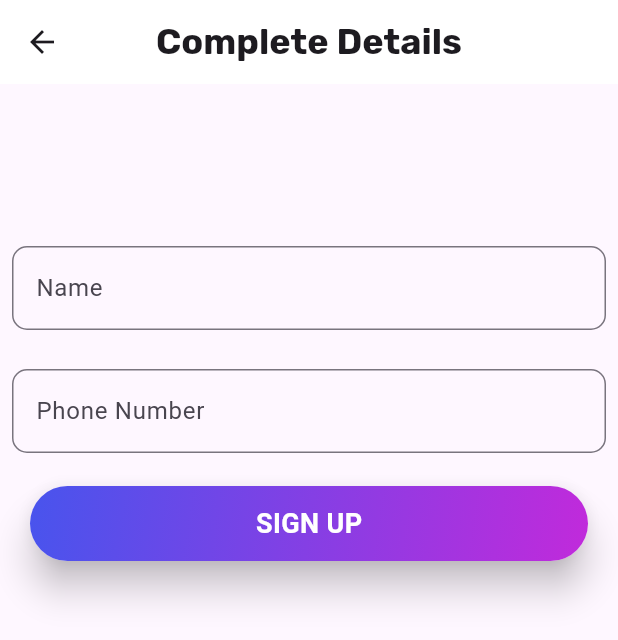
After one commit to H0SAM7/X-Ray, a Flutter app: the AddDetailesView screen opened by its route, on a phone screen of 412 x 824 dp. The commit adds this screen. Shown: the top 640 px of the screen. Run offline on Flutter 3.47's test engine with Material 3 defaults, Android fonts, the light colour scheme and no system bars; our stand-ins replace bloc, cloud_firestore, firebase_auth, firebase_core, firebase_messaging, flutter_bloc and 9 more; missing offline and left inert: flutter_timer_countdown, google_api_availability, tflite_flutter; accounts and stored records are empty; project files that could hold a hidden picture were left out; key blocks and very long unbroken strings in the code were emptied for the run.

Commit message:
finsh My doctor

```diff
--- a/lib/constants.dart
+++ b/lib/constants.dart
@@ -4,5 +4,5 @@
 const int timerCounter = 90;
 
 
-const String modelPath='assets/model_dicom_cancer2.tflite';
+const String modelPath='assets/files/model_dicom_cancer2.tflite';
 const String kSearchHistoryBox='history';
--- a/lib/core/routes/app_routes.dart
+++ b/lib/core/routes/app_routes.dart
@@ -1,6 +1,8 @@
 import 'package:flutter/widgets.dart';
 import 'package:flutter/material.dart';
 import 'package:x_ray2/fetures/ai/views/ml_model.dart';
+import 'package:x_ray2/fetures/auth/presentation/views/add_detailes_view.dart';
+import 'package:x_ray2/fetures/auth/presentation/views/forget_password_view.dart';
 import 'package:x_ray2/fetures/auth/presentation/views/login_view.dart';
 import 'package:x_ray2/fetures/auth/presentation/views/register_view.dart';
 import 'package:x_ray2/fetures/auth/presentation/views/verification_view.dart';
@@ -21,7 +23,8 @@ abstract class AppRoutes {
     ImageClassificationScreen.id: (context) => ImageClassificationScreen(),
     CustomBottomNavigationBar.id: (context) => CustomBottomNavigationBar(),
     HistoryView.id: (context) => HistoryView(),
-        NotifiView.id: (context) => NotifiView(),
-
+    NotifiView.id: (context) => NotifiView(),
+    ForgetPasswordView.id: (context) => ForgetPasswordView(),
+    AddDetailesView.id: (context) => AddDetailesView(),
   };
 }
--- a/lib/fetures/auth/manager/auth_cubit/auth_state.dart
+++ b/lib/fetures/auth/manager/auth_cubit/auth_state.dart
@@ -5,6 +5,7 @@ sealed class AuthState {}
 
 final class AuthInitial extends AuthState {}
 final class AuthSuccess extends AuthState {}
+final class LoginWithGoogle extends AuthState {}
 
 final class AuthFailure extends AuthState {
   final String errMessage;
--- /dev/null
+++ b/lib/fetures/auth/presentation/views/add_detailes_view.dart
@@ -0,0 +1,106 @@
+import 'package:cloud_firestore/cloud_firestore.dart';
+import 'package:flutter/material.dart';
+import 'package:x_ray2/core/errors/failure.dart';
+import 'package:x_ray2/core/utils/app_styles.dart';
+import 'package:x_ray2/fetures/auth/presentation/widgets/custom_text_field.dart';
+import 'package:x_ray2/fetures/auth/presentation/widgets/signup_bottun.dart';
+import 'package:x_ray2/fetures/splash/views/widgets/custom_show_dialog2.dart';
+import 'package:x_ray2/navigation_bar.dart';
+
+class AddDetailesView extends StatefulWidget {
+  const AddDetailesView({super.key});
+  static String id = 'AddDetailesView';
+  @override
+  State<AddDetailesView> createState() => _AddDetailesViewState();
+}
+
+class _AddDetailesViewState extends State<AddDetailesView> {
+  final GlobalKey<FormState> formKey = GlobalKey<FormState>();
+  String? name, phone;
+  @override
+  Widget build(BuildContext context) {
+    return Scaffold(
+       appBar: AppBar(
+        elevation: 0,
+        backgroundColor: Colors.white,
+        title: Text(
+          "Complete Details",
+          style: AppStyles.styleMeduim24,
+        ),
+        centerTitle: true,
+      ),
+      body: Form(
+        key: formKey,
+        child: SingleChildScrollView(
+          child: Center(
+            child: Column(
+              mainAxisAlignment: MainAxisAlignment.center,
+              crossAxisAlignment: CrossAxisAlignment.center,
+              children: [
+                SizedBox(height: 100,),
+                CustomTextFrom(
+                  hint: 'Enter Your Name',
+                  label: "Name",
+                  onChanged: (value) {
+                    name = value;
+                  },
+                ),
+                const SizedBox(
+                  height: 10,
+                ),
+                CustomTextFrom(
+                  hint: 'Enter Your Phone Number',
+                  label: 'Phone Number',
+                  onChanged: (value) {
+                    phone = value;
+                  },
+                  validator: (value) {
+                    if (value == null || value.isEmpty) {
+                      return 'Please Enter Phone Number';
+                    } else if (value.length != 8) {
+                      return 'Please Enter Correct Number';
+                    }
+                    return null;
+                  },
+                ),
+                const SizedBox(
+                  height: 10,
+                ),
+                SignUpButton(
+                  text: "SIGN UP",
+                  onPressed: () async {
+                    if (formKey.currentState!.validate()) {
+                      try {
+                        await FirebaseFirestore.instance.collection('users').add({
+                          "userName": name,
+                          "phone": phone,
+                        });
+                        Navigator.pushReplacementNamed(
+                            context, CustomBottomNavigationBar.id);
+                      } catch (e) {
+                        showDialog(
+                            context: context,
+                            builder: (context) {
+                              return ConfirmationDialog2(
+                                  title: 'Error',
+                                  content: FirebaseFailure.fromFirebaseException(
+                                          e as Exception)
+                                      .errMessage
+                                      .toString(),
+                                  onConfirm: () {
+                                    Navigator.pop(context);
+                                  },
+                                  action: 'OK');
+                            });
+                      }
+                    }
+                  },
+                ),
+              ],
+            ),
+          ),
+        ),
+      ),
+    );
+  }
+}
--- a/lib/fetures/auth/presentation/views/register_view.dart
+++ b/lib/fetures/auth/presentation/views/register_view.dart
@@ -3,21 +3,17 @@ import 'package:flutter_bloc/flutter_bloc.dart';
 import 'package:rflutter_alert/rflutter_alert.dart';
 import 'package:x_ray2/constants.dart';
 import 'package:x_ray2/core/utils/app_styles.dart';
-import 'package:x_ray2/core/utils/assets.dart';
 import 'package:x_ray2/core/widgets/custom_alert.dart';
 import 'package:x_ray2/core/widgets/custom_progress_hud.dart';
 import 'package:x_ray2/fetures/auth/manager/auth_cubit/auth_cubit.dart';
+import 'package:x_ray2/fetures/auth/presentation/views/add_detailes_view.dart';
 import 'package:x_ray2/fetures/auth/presentation/views/login_view.dart';
-import 'package:x_ray2/fetures/auth/presentation/views/verification_view.dart';
 import 'package:x_ray2/fetures/auth/presentation/widgets/auth_titile.dart';
-import 'package:x_ray2/fetures/auth/presentation/widgets/custom_send_button.dart';
 import 'package:x_ray2/fetures/auth/presentation/widgets/custom_text_field.dart';
 import 'package:x_ray2/fetures/auth/presentation/widgets/google_button.dart';
 import 'package:x_ray2/fetures/auth/presentation/widgets/or_widget.dart';
 import 'package:x_ray2/fetures/auth/presentation/widgets/signup_bottun.dart';
-import 'package:x_ray2/fetures/home/views/home_view.dart';
 import 'package:x_ray2/navigation_bar.dart';
-
 
 class RegisterView extends StatefulWidget {
   const RegisterView({super.key});
@@ -29,7 +25,7 @@ class RegisterView extends StatefulWidget {
 
 class _RegisterViewState extends State<RegisterView> {
   final GlobalKey<FormState> formKey = GlobalKey<FormState>();
-  String? email, password, name;
+  String? email, password, name, phone;
 
   @override
   Widget build(BuildContext context) {
@@ -48,6 +44,8 @@ class _RegisterViewState extends State<RegisterView> {
             },
             actionTitle: 'OK',
           );
+        } else if (state is LoginWithGoogle) {
+          Navigator.pushReplacementNamed(context, AddDetailesView.id);
         }
       },
       builder: (context, state) {
@@ -62,11 +60,12 @@ class _RegisterViewState extends State<RegisterView> {
                 width: double.infinity,
                 child: Column(
                   children: [
-                    const TitleWidget(title: "Sign Up",),
+                    const TitleWidget(
+                      title: "Sign Up",
+                    ),
                     Expanded(
                       child: Container(
                         width: double.infinity,
-
                         decoration: const BoxDecoration(
                           color: Colors.white,
                           borderRadius: BorderRadius.only(
@@ -100,6 +99,24 @@ class _RegisterViewState extends State<RegisterView> {
                                     label: "Email",
                                     onChanged: (value) {
                                       email = value;
+                                    },
+                                  ),
+                                  const SizedBox(
+                                    height: 10,
+                                  ),
+                                  CustomTextFrom(
+                                    hint: 'Enter Your Phone Number',
+                                    label: 'Phone Number',
+                                    onChanged: (value) {
+                                      phone = value;
+                                    },
+                                    validator: (value) {
+                                      if (value == null || value.isEmpty) {
+                                        return 'Please Enter Phone Number';
+                                      } else if (value.length != 8) {
+                                        return 'Please Enter Correct Number';
+                                      }
+                                      return null;
                                     },
                                   ),
                                   const SizedBox(
@@ -149,8 +166,13 @@ class _RegisterViewState extends State<RegisterView> {
                                                 context)
                                             .register(
                                                 email: email!,
-                                                password: password!);
+                                                password: password!,
+                                                phone: phone!,
+                                                userName: name!);
+
                                       }
+
+
                                     },
                                   ),
                                   const SizedBox(
@@ -164,8 +186,6 @@ class _RegisterViewState extends State<RegisterView> {
                                           .signInWithGoogle();
                                     },
                                   ),
-
-
                                 ],
                               ),
                             ),
--- a/lib/fetures/home/views/home_view.dart
+++ b/lib/fetures/home/views/home_view.dart
@@ -125,6 +125,7 @@ class HomeView extends StatelessWidget {
                     ),
                   ),
                 ),
+
               ],
             ),
           ),
```
Also changed, not shown: assets/files/x-ray-2c7c1-firebase-adminsdk-797z4-9805dcd09d.json (added, +13 -0 lines), lib/core/helper/shared_prefernce.dart (added, +30 -0 lines), lib/fetures/auth/manager/auth_cubit/auth_cubit.dart (+38 -7 lines), lib/fetures/auth/presentation/views/forget_password_view.dart (added, +93 -0 lines), lib/fetures/auth/presentation/views/login_view.dart (+14 -13 lines), lib/fetures/home/views/notifi_view.dart (+26 -9 lines), lib/navigation_bar.dart (+30 -9 lines), lib/services/send_notifications.dart (added, +47 -0 lines), lib/temp/test.dart (added, +86 -0 lines), pubspec.yaml (+6 -2 lines), assets/icon/icon.png (added), pubspec.lock, 7 other files.
